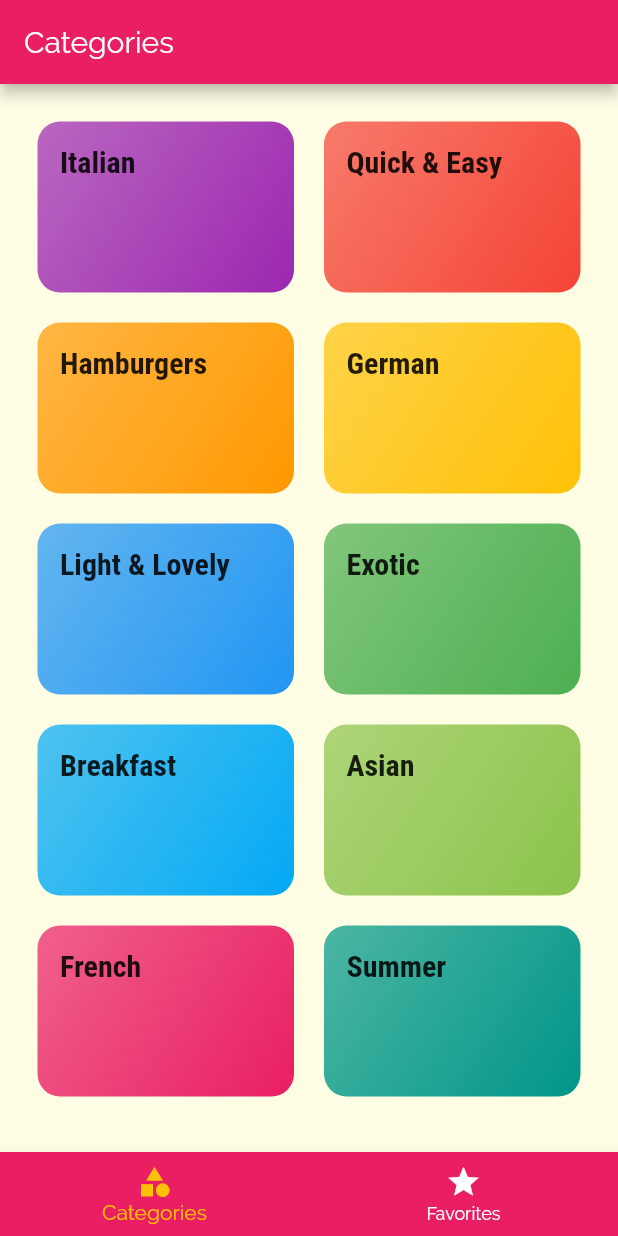
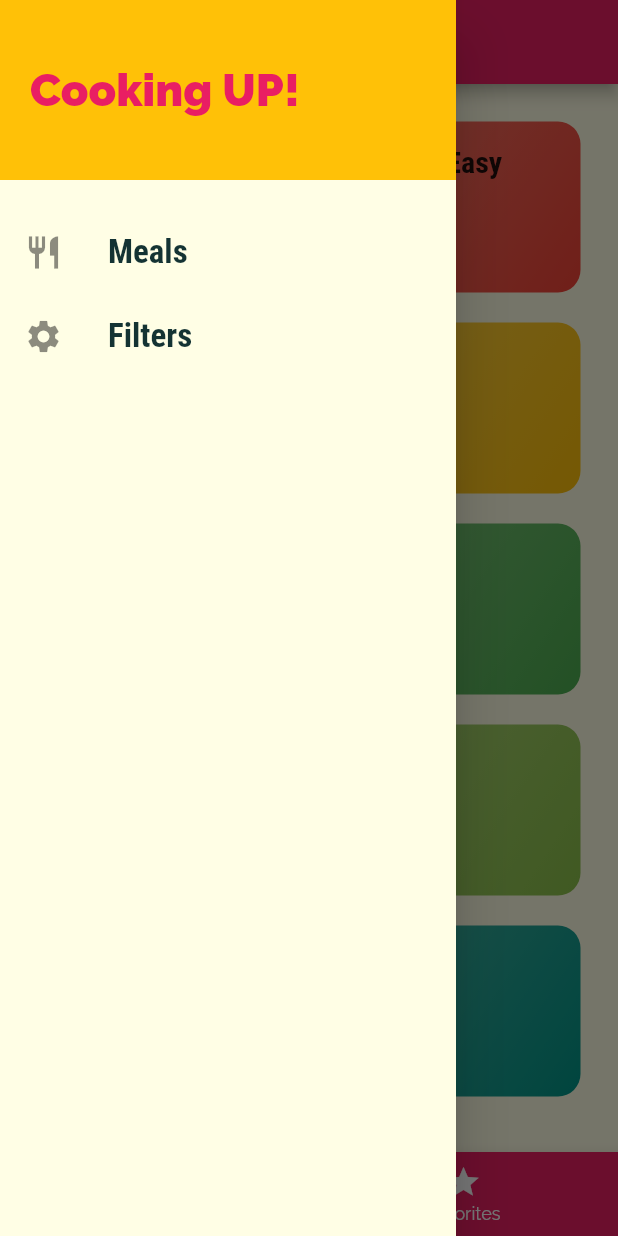
Before and after one commit to HusenAnsari/Meals, a Flutter app: the screen it shows after launch, with the side drawer open (before the commit the screen has no drawer), on a phone screen of 412 x 824 dp. Run offline on Flutter 3.47's test engine with Material 2 defaults, Android fonts, the phone set to English and light mode, and no system bars.

```diff
--- a/lib/main.dart
+++ b/lib/main.dart
@@ -2,6 +2,7 @@ import 'package:flutter/material.dart';
 
 import './screens/categories_screen.dart';
 import './screens/category_meals_screen.dart';
+import './screens/filters_screen.dart';
 import './screens/meal_detail_screen.dart';
 import './screens/tabs_screen.dart';
 
@@ -40,6 +41,7 @@ class MyApp extends StatelessWidget {
         // Register screenName for "Named Routes" in ROUTE TABLE on Main Screen.
         CategoryMealsScreen.screenName: (context) => CategoryMealsScreen(),
         MealDetailScreen.screenName: (context) => MealDetailScreen(),
+        FiltersScreen.screenName: (context) => FiltersScreen(),
       },
 
       // If you are using "NameRoute" and going using "pushName" to that screen which is not
--- a/lib/models/meal.dart
+++ b/lib/models/meal.dart
@@ -1,4 +1,4 @@
-import 'package:flutter/cupertino.dart';
+import 'package:flutter/foundation.dart';
 
 enum Complexity {
   Simple,
--- /dev/null
+++ b/lib/screens/filters_screen.dart
@@ -0,0 +1,20 @@
+import 'package:flutter/material.dart';
+
+import '../widgets/main_drawer.dart';
+
+class FiltersScreen extends StatelessWidget {
+  static const screenName = '/filters_screen';
+
+  @override
+  Widget build(BuildContext context) {
+    return Scaffold(
+      appBar: AppBar(
+        title: Text('Filters'),
+      ),
+      drawer: MainDrawer(),
+      body: Center(
+        child: Text('Filters'),
+      ),
+    );
+  }
+}
--- a/lib/screens/tabs_screen.dart
+++ b/lib/screens/tabs_screen.dart
@@ -2,6 +2,7 @@ import 'package:flutter/material.dart';
 
 import './categories_screen.dart';
 import './favorites_screen.dart';
+import '../widgets/main_drawer.dart';
 
 class TabsScreen extends StatefulWidget {
   @override
@@ -35,6 +36,7 @@ class _TabsScreenState extends State<TabsScreen> {
       appBar: AppBar(
         title: Text(_pages[_selectedPageIndex]['title']),
       ),
+      drawer: MainDrawer(),
       body: _pages[_selectedPageIndex]['page'],
       bottomNavigationBar: BottomNavigationBar(
         onTap: _selectPage,
--- /dev/null
+++ b/lib/widgets/main_drawer.dart
@@ -0,0 +1,61 @@
+import 'package:flutter/material.dart';
+
+import '../screens/filters_screen.dart';
+
+class MainDrawer extends StatelessWidget {
+  Widget buildListView(String title, IconData icon, Function tapHandler) {
+    return ListTile(
+      leading: Icon(
+        icon,
+        size: 26,
+      ),
+      title: Text(
+        title,
+        style: TextStyle(
+            fontFamily: 'RobotoCondensed',
+            fontSize: 22,
+            fontWeight: FontWeight.bold),
+      ),
+      onTap: tapHandler,
+    );
+  }
+
+  @override
+  Widget build(BuildContext context) {
+    return Drawer(
+      child: Column(
+        children: <Widget>[
+          Container(
+            color: Theme
+                .of(context)
+                .accentColor,
+            height: 120,
+            width: double.infinity,
+            padding: EdgeInsets.all(20),
+            alignment: Alignment.centerLeft,
+            child: Text(
+              'Cooking UP!',
+              style: TextStyle(
+                fontWeight: FontWeight.w900,
+                fontSize: 30,
+                color: Theme
+                    .of(context)
+                    .primaryColor,
+              ),
+            ),
+          ),
+          SizedBox(
+            height: 20,
+          ),
+          buildListView('Meals', Icons.restaurant, () {
+            Navigator.of(context).pushReplacementNamed('/');
+          }),
+          buildListView('Filters', Icons.settings, () {
+            Navigator.of(context)
+                .pushReplacementNamed(FiltersScreen.screenName);
+          }),
+        ],
+      ),
+    );
+  }
+}
```
Also changed, not shown: lib/screens/category_meals_screen.dart (+51 -11 lines), lib/screens/meal_detail_screen.dart (+7 -0 lines), lib/widgets/meal_item.dart (+18 -1 lines).
